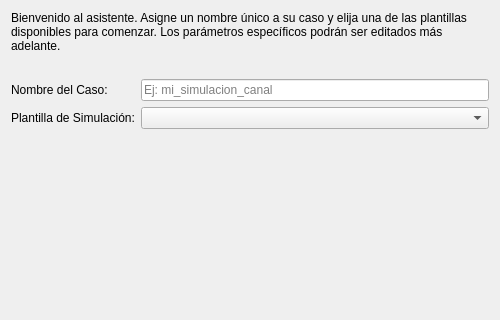
This is src/interface/ui/wizard_page_1_initial_setup.ui in JupaaF/Proyecto_Final as Qt 5 draws it before an edit. The edited form follows.
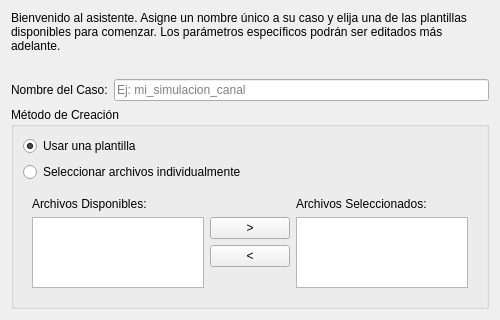
This is the edited form. The open tabs and pages were chosen to show the change.

The edit to the form file:
```diff
--- a/src/interface/ui/wizard_page_1_initial_setup.ui
+++ b/src/interface/ui/wizard_page_1_initial_setup.ui
@@ -65,18 +65,131 @@
        </property>
       </widget>
      </item>
-     <item row="1" column="0">
-      <widget class="QLabel" name="templateLabel">
-       <property name="text">
-        <string>Plantilla de Simulación:</string>
-       </property>
-      </widget>
-     </item>
-     <item row="1" column="1">
-      <widget class="QComboBox" name="templateComboBox"/>
-     </item>
     </layout>
    </item>
+   <item>
+    <widget class="QGroupBox" name="creationModeGroupBox">
+     <property name="title">
+      <string>Método de Creación</string>
+     </property>
+     <layout class="QVBoxLayout" name="verticalLayout_2">
+      <item>
+       <widget class="QRadioButton" name="templateRadioButton">
+        <property name="text">
+         <string>Usar una plantilla</string>
+        </property>
+        <property name="checked">
+         <bool>true</bool>
+        </property>
+       </widget>
+      </item>
+      <item>
+       <widget class="QRadioButton" name="customFilesRadioButton">
+        <property name="text">
+         <string>Seleccionar archivos individualmente</string>
+        </property>
+       </widget>
+      </item>
+      <item>
+       <widget class="QStackedWidget" name="creationModeStackedWidget">
+        <property name="currentIndex">
+         <number>0</number>
+        </property>
+        <widget class="QWidget" name="templateContainer">
+         <layout class="QFormLayout" name="formLayout_2">
+          <item row="0" column="0">
+           <widget class="QLabel" name="templateLabel">
+            <property name="text">
+             <string>Plantilla:</string>
+            </property>
+           </widget>
+          </item>
+          <item row="0" column="1">
+           <widget class="QComboBox" name="templateComboBox"/>
+          </item>
+         </layout>
+        </widget>
+        <widget class="QWidget" name="customFileContainer">
+         <layout class="QHBoxLayout" name="horizontalLayout">
+          <item>
+           <layout class="QVBoxLayout" name="availableFilesLayout">
+            <item>
+             <widget class="QLabel" name="availableFilesLabel">
+              <property name="text">
+               <string>Archivos Disponibles:</string>
+              </property>
+             </widget>
+            </item>
+            <item>
+             <widget class="QListWidget" name="availableFilesListWidget"/>
+            </item>
+           </layout>
+          </item>
+          <item>
+           <layout class="QVBoxLayout" name="addRemoveLayout">
+            <item>
+             <spacer name="verticalSpacer_3">
+              <property name="orientation">
+               <enum>Qt::Vertical</enum>
+              </property>
+              <property name="sizeHint" stdset="0">
+               <size>
+                <width>20</width>
+                <height>40</height>
+               </size>
+              </property>
+             </spacer>
+            </item>
+            <item>
+             <widget class="QPushButton" name="addButton">
+              <property name="text">
+               <string>&gt;</string>
+              </property>
+             </widget>
+            </item>
+            <item>
+             <widget class="QPushButton" name="removeButton">
+              <property name="text">
+               <string>&lt;</string>
+              </property>
+             </widget>
+            </item>
+            <item>
+             <spacer name="verticalSpacer_4">
+              <property name="orientation">
+               <enum>Qt::Vertical</enum>
+              </property>
+              <property name="sizeHint" stdset="0">
+               <size>
+                <width>20</width>
+                <height>40</height>
+               </size>
+              </property>
+             </spacer>
+            </item>
+           </layout>
+          </item>
+          <item>
+           <layout class="QVBoxLayout" name="selectedFilesLayout">
+            <item>
+             <widget class="QLabel" name="selectedFilesLabel">
+              <property name="text">
+               <string>Archivos Seleccionados:</string>
+              </property>
+             </widget>
+            </item>
+            <item>
+             <widget class="QListWidget" name="selectedFilesListWidget"/>
+            </item>
+           </layout>
+          </item>
+         </layout>
+        </widget>
+       </widget>
+      </item>
+     </layout>
+    </widget>
+   </item>
    <item>
     <spacer name="verticalSpacer_2">
      <property name="orientation">
```
